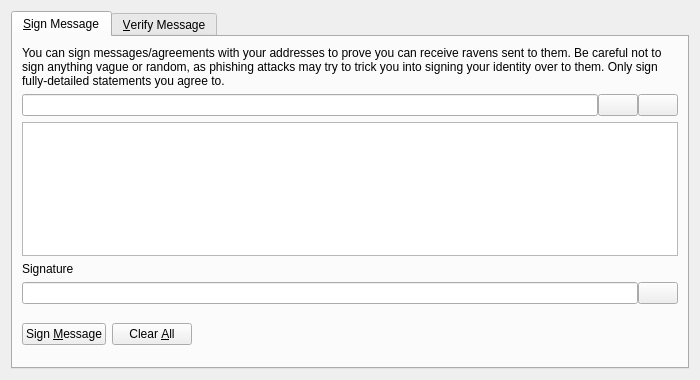
Before: the Qt Designer form src/qt/forms/signverifymessagedialog.ui in PFORMSatox/satoxcoin, drawn with Qt 5.
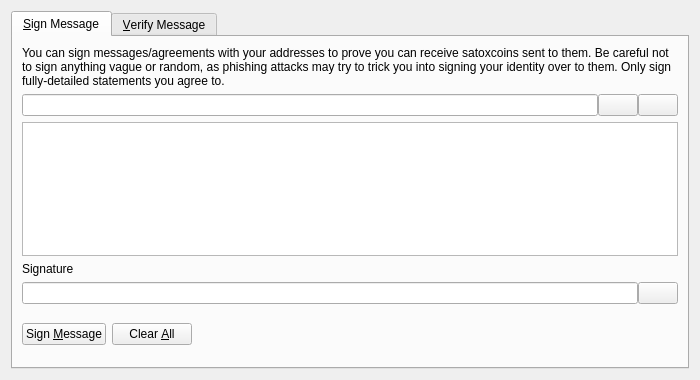
After: the same form once the commit is applied. Icons and pictures are not drawn. Custom widgets are drawn as their Qt base class.

Commit message: rebase-ph3 M2: rebrand Ravencoin -> Satoxcoin

```diff
--- a/src/qt/forms/signverifymessagedialog.ui
+++ b/src/qt/forms/signverifymessagedialog.ui
@@ -30,7 +30,7 @@
        <item>
         <widget class="QLabel" name="infoLabel_SM">
          <property name="text">
-          <string>You can sign messages/agreements with your addresses to prove you can receive ravens sent to them. Be careful not to sign anything vague or random, as phishing attacks may try to trick you into signing your identity over to them. Only sign fully-detailed statements you agree to.</string>
+          <string>You can sign messages/agreements with your addresses to prove you can receive satoxcoins sent to them. Be careful not to sign anything vague or random, as phishing attacks may try to trick you into signing your identity over to them. Only sign fully-detailed statements you agree to.</string>
          </property>
          <property name="textFormat">
           <enum>Qt::PlainText</enum>
```
Left out of the diff: 26 changed lines with no effect on the pictures. The commit also changes 723 other files.
